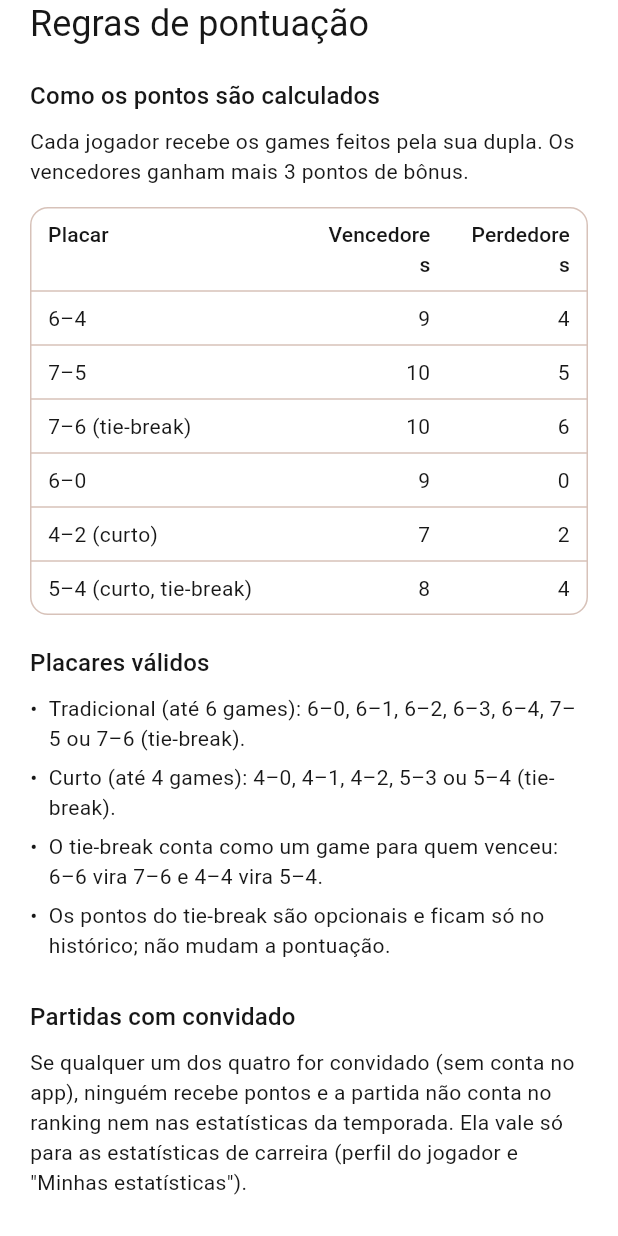
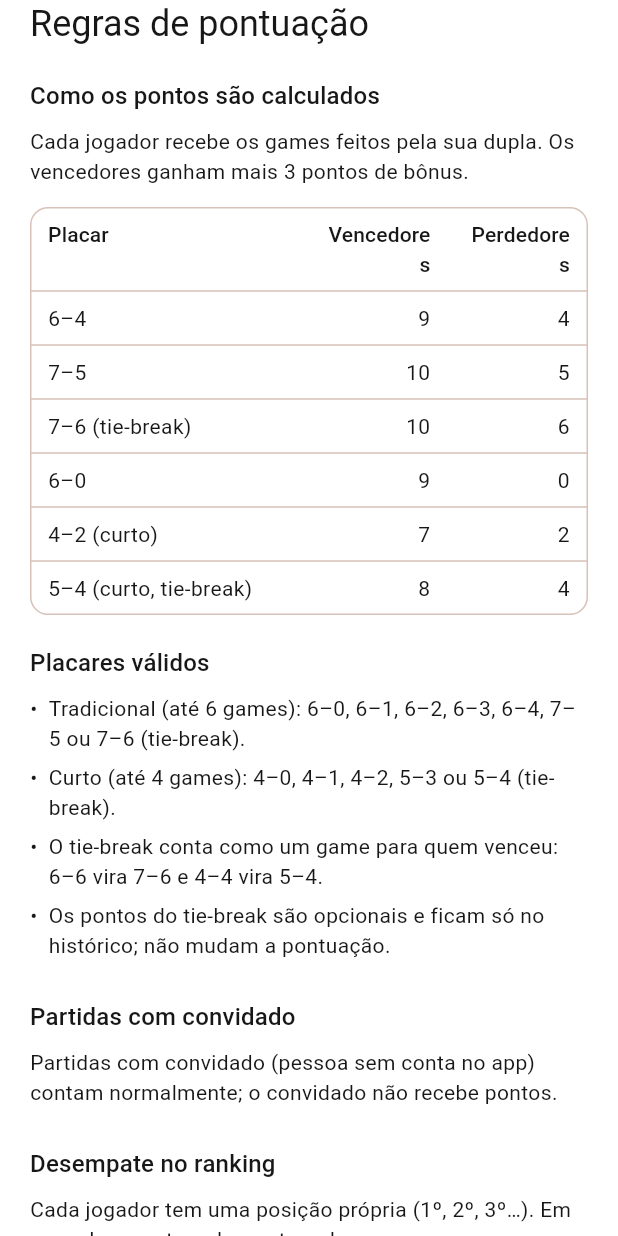
Before and after one commit to alexandreluchetti/ranking-beach-tennis-app, a Flutter app: the ScoringRules widget shown alone on an empty page, opened directly, on a phone screen of 412 x 824 dp. Run offline on Flutter 3.47's test engine with Material 3 defaults, Android fonts, the phone set to English and light mode, and no system bars; our stand-ins replace connectivity_plus, dio, firebase_auth, firebase_core, firebase_messaging, flutter_riverpod and 5 more; accounts and stored records are empty; network calls fail.

Commit message:
Count guest matches like any other
Backend changed D-004: matches with a guest score for the registered
players (the guest gets no points) and count for the season. Remove the
guest warning and confirmation, the GUEST_PRESENT label (unknown reasons
read "sem pontos") and update the rules and career texts.

Co-Authored-By: Claude Opus 5.5 <noreply@anthropic.com>

```diff
--- a/lib/features/matches/match_models.dart
+++ b/lib/features/matches/match_models.dart
@@ -135,8 +135,8 @@ class MatchView {
     return 'Não contabilizada: ${reasonLabel(notCountedReason)}';
   }
 
+  /// Unknown reasons (e.g. ones the backend no longer sends) read "sem pontos".
   static String reasonLabel(String? reason) => switch (reason) {
-        'GUEST_PRESENT' => 'havia convidado',
         'NO_SEASON' => 'fora de temporada',
         'VOIDED' => 'anulada',
         _ => 'sem pontos',
--- a/lib/features/players/players_screen.dart
+++ b/lib/features/players/players_screen.dart
@@ -122,7 +122,7 @@ class PlayerProfileScreen extends ConsumerWidget {
                   ),
                   _StatsCard(
                     title: 'Carreira',
-                    subtitle: 'Todas as partidas válidas, inclusive com convidado e fora de temporada',
+                    subtitle: 'Todas as partidas válidas, inclusive fora de temporada',
                     stats: profile.career,
                   ),
                   if (profile.pastSeasons.isNotEmpty) ...[
--- a/lib/features/ranking/scoring_rules_sheet.dart
+++ b/lib/features/ranking/scoring_rules_sheet.dart
@@ -61,9 +61,8 @@ class ScoringRules extends StatelessWidget {
         bullet('O tie-break conta como um game para quem venceu: 6–6 vira 7–6 e 4–4 vira 5–4.'),
         bullet('Os pontos do tie-break são opcionais e ficam só no histórico; não mudam a pontuação.'),
         title('Partidas com convidado'),
-        paragraph('Se qualquer um dos quatro for convidado (sem conta no app), ninguém recebe pontos e a '
-            'partida não conta no ranking nem nas estatísticas da temporada. Ela vale só para as '
-            'estatísticas de carreira (perfil do jogador e "Minhas estatísticas").'),
+        paragraph('Partidas com convidado (pessoa sem conta no app) contam normalmente; o convidado não '
+            'recebe pontos.'),
         title('Desempate no ranking'),
         paragraph('Cada jogador tem uma posição própria (1º, 2º, 3º…). Em caso de empate, vale, nesta ordem:'),
         bullet('1º  Mais pontos.'),
```
Also changed, not shown: lib/features/matches/register_match_screen.dart (+0 -35 lines), 3 other files.
